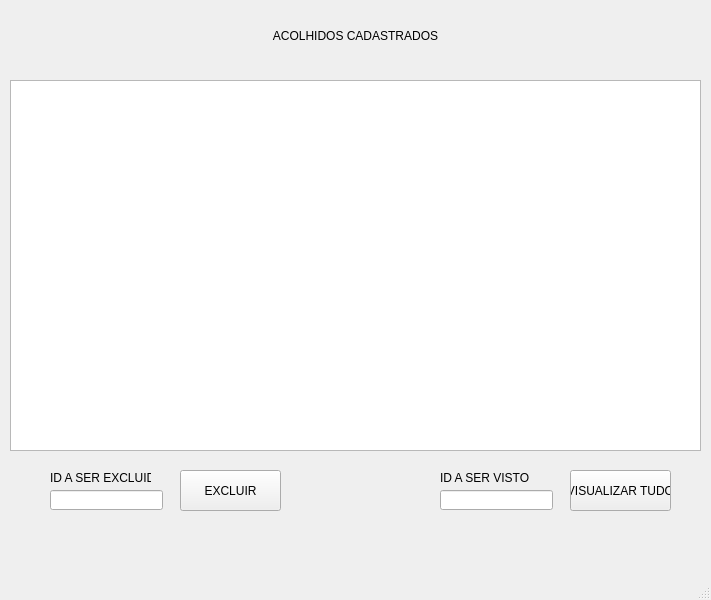
The window that formCadastrado.ui (AlexFilh0/BetelgeuseDB) describes before a commit, drawn with Qt 5.
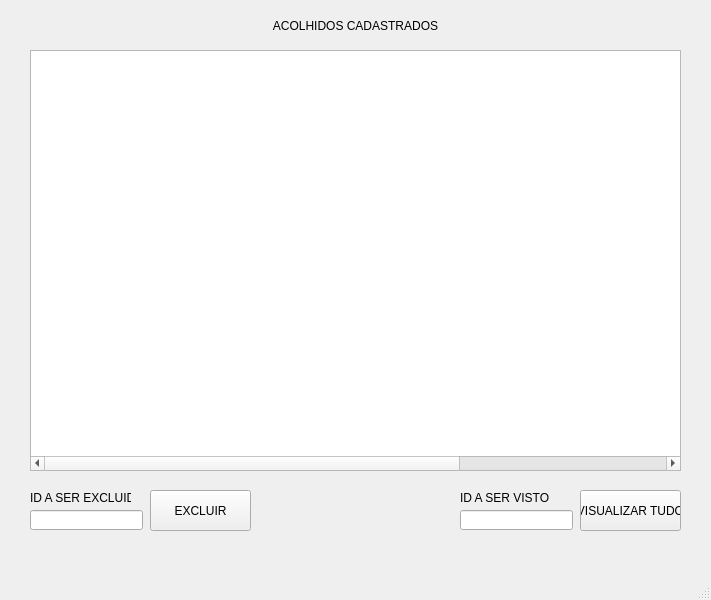
The same window after the commit. Icons and pictures are not drawn.

Patch:
```diff
--- a/formCadastrado.ui
+++ b/formCadastrado.ui
@@ -24,7 +24,7 @@
       <x>10</x>
       <y>10</y>
       <width>691</width>
-      <height>51</height>
+      <height>31</height>
      </rect>
     </property>
     <property name="text">
@@ -40,10 +40,10 @@
     </property>
     <property name="geometry">
      <rect>
-      <x>10</x>
-      <y>80</y>
-      <width>691</width>
-      <height>371</height>
+      <x>30</x>
+      <y>50</y>
+      <width>651</width>
+      <height>421</height>
      </rect>
     </property>
     <property name="showGrid">
@@ -82,6 +82,9 @@
        <pointsize>11</pointsize>
       </font>
      </property>
+     <property name="textAlignment">
+      <set>AlignCenter</set>
+     </property>
     </column>
     <column>
      <property name="text">
@@ -92,6 +95,9 @@
        <pointsize>11</pointsize>
       </font>
      </property>
+     <property name="textAlignment">
+      <set>AlignCenter</set>
+     </property>
     </column>
     <column>
      <property name="text">
@@ -102,13 +108,16 @@
        <pointsize>11</pointsize>
       </font>
      </property>
+     <property name="textAlignment">
+      <set>AlignCenter</set>
+     </property>
     </column>
    </widget>
    <widget class="QPushButton" name="btnExcluir">
     <property name="geometry">
      <rect>
-      <x>180</x>
-      <y>470</y>
+      <x>150</x>
+      <y>490</y>
       <width>101</width>
       <height>41</height>
      </rect>
@@ -120,8 +129,8 @@
    <widget class="QLineEdit" name="edtExcluir">
     <property name="geometry">
      <rect>
-      <x>50</x>
-      <y>490</y>
+      <x>30</x>
+      <y>510</y>
       <width>113</width>
       <height>20</height>
      </rect>
@@ -130,8 +139,8 @@
    <widget class="QLabel" name="label_2">
     <property name="geometry">
      <rect>
-      <x>50</x>
-      <y>470</y>
+      <x>30</x>
+      <y>490</y>
       <width>101</width>
       <height>16</height>
      </rect>
@@ -143,8 +152,8 @@
    <widget class="QPushButton" name="btnVisualizar">
     <property name="geometry">
      <rect>
-      <x>570</x>
-      <y>470</y>
+      <x>580</x>
+      <y>490</y>
       <width>101</width>
       <height>41</height>
      </rect>
@@ -156,8 +165,8 @@
    <widget class="QLineEdit" name="edtVisualizar">
     <property name="geometry">
      <rect>
-      <x>440</x>
-      <y>490</y>
+      <x>460</x>
+      <y>510</y>
       <width>113</width>
       <height>20</height>
      </rect>
@@ -166,8 +175,8 @@
    <widget class="QLabel" name="label_3">
     <property name="geometry">
      <rect>
-      <x>440</x>
-      <y>470</y>
+      <x>460</x>
+      <y>490</y>
       <width>101</width>
       <height>16</height>
      </rect>
```
